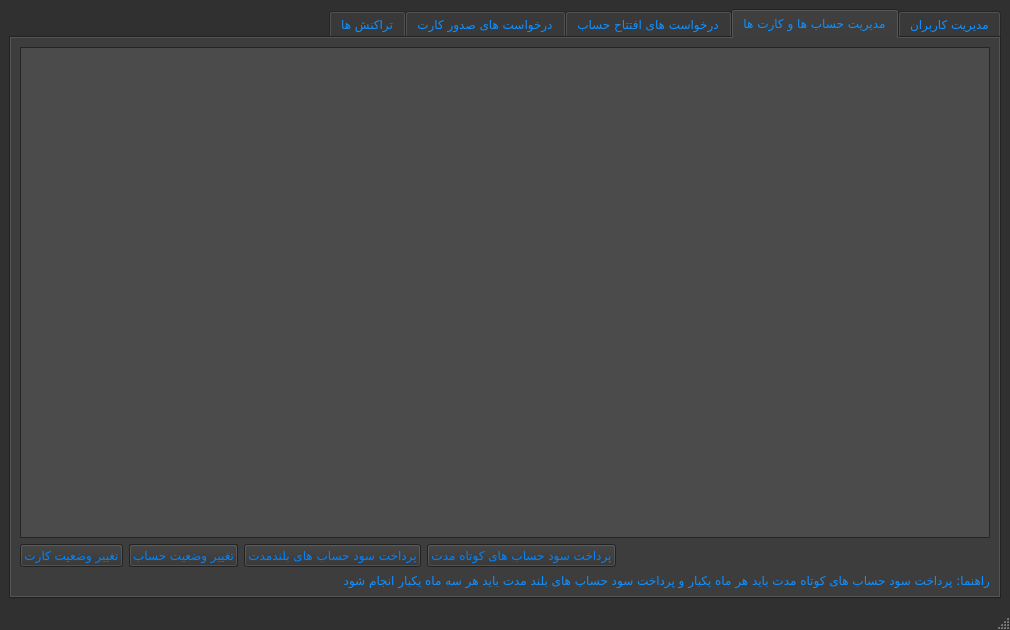
This is adminpanel.ui in iliya-slpr/ap_project as Qt 5 draws it before an edit. The edited form follows.
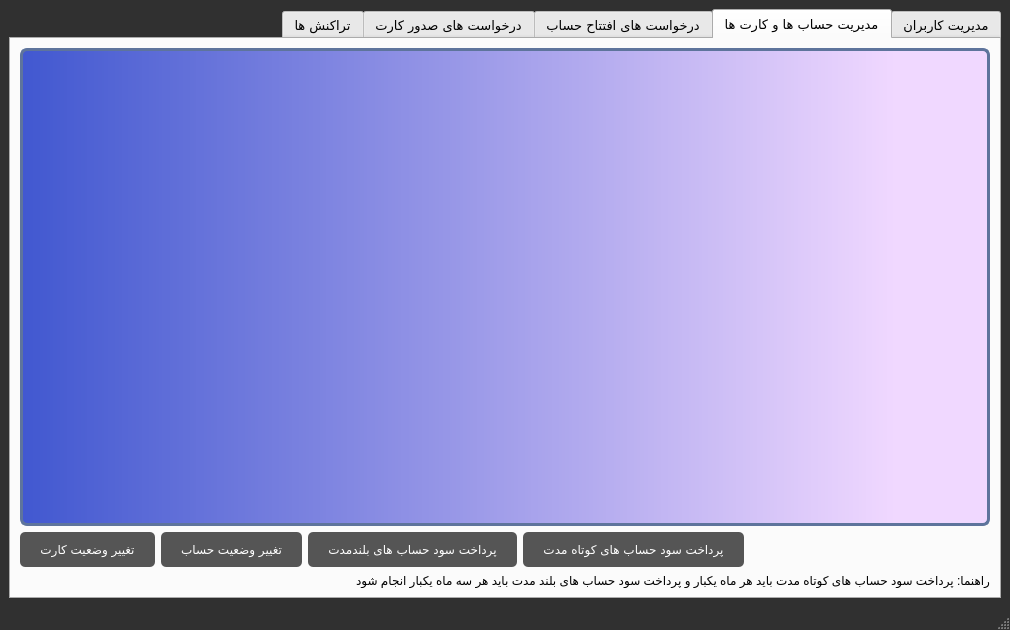
This is the edited form. The open tabs and pages were chosen to show the change. Icons and pictures are not drawn.

Commit message: Styleshit upgraded , account table bug fixed

```diff
--- a/adminpanel.ui
+++ b/adminpanel.ui
@@ -641,9 +641,35 @@
         </disabled>
        </palette>
       </property>
+      <property name="font">
+       <font>
+        <family>B Yekan</family>
+        <pointsize>10</pointsize>
+       </font>
+      </property>
       <property name="layoutDirection">
        <enum>Qt::RightToLeft</enum>
       </property>
+      <property name="styleSheet">
+       <string notr="true">QTableView {border: 3px solid #5E749C;text-align: top;padding: 4px;border-radius: 7px;border-bottom-left-radius: 7px;background: QLinearGradient( x1: 0, y1: 0, x2: 1, y2: 0,stop: 0 #4158d0, stop: 1 #4158d0,stop: 0.9 rgb(240, 216, 255) ,stop: 1 rgb(240, 216, 255));width: 15px;}
+QTableView::item:focus{background-color: #555;color:white;border-bottom:2px solid red;}QTableView::item{padding:10px;text-align:center;border:1px solid blue; border-right:none;border-left:none}QTableView::item:hover{background-color: #777;color:white;}
+QHeaderView {
+    line-height: 1.4;
+    background-color: #002933;
+    border-radius:7px;
+
+}
+QHeaderView::section {
+    font-size: 15px;
+padding:10px;
+    color: #fff;
+    line-height: 1.4;
+    text-transform: uppercase;
+    background-color: #002933;
+border-radius:7px;
+
+}</string>
+      </property>
       <property name="tabPosition">
        <enum>QTabWidget::North</enum>
       </property>
@@ -710,7 +736,37 @@
        </attribute>
        <layout class="QVBoxLayout" name="verticalLayout">
         <item>
-         <widget class="QTableWidget" name="managementTable"/>
+         <widget class="QTableWidget" name="managementTable">
+          <property name="font">
+           <font>
+            <family>B Yekan</family>
+            <pointsize>10</pointsize>
+           </font>
+          </property>
+          <property name="styleSheet">
+           <string notr="true">QTableView {border: 3px solid #5E749C;text-align: top;padding: 4px;border-radius: 7px;border-bottom-left-radius: 7px;background: QLinearGradient( x1: 0, y1: 0, x2: 1, y2: 0,stop: 0 #4158d0, stop: 1 #4158d0,stop: 0.9 rgb(240, 216, 255) ,stop: 1 rgb(240, 216, 255));width: 15px;}
+QTableView::item:focus{background-color: #555;color:white;border-bottom:2px solid red;}QTableView::item{text-align:center;border:1px solid blue; border-right:none;border-left:none}QTableView::item:hover{background-color: #777;color:white;}
+QHeaderView {
+    line-height: 1.4;
+    background-color: #002933;
+    border-radius:7px;
+}
+QHeaderView::section {
+    font-size: 15px;
+padding:10px;
+    color: #fff;
+    line-height: 1.4;
+    text-transform: uppercase;
+    background-color: #002933;
+border-radius:7px;
+font-family:B Yekan
+
+}</string>
+          </property>
+          <property name="showGrid">
+           <bool>false</bool>
+          </property>
+         </widget>
         </item>
         <item>
          <layout class="QHBoxLayout" name="horizontalLayout_4">
@@ -729,6 +785,23 @@
           </item>
           <item>
            <widget class="QPushButton" name="shortAccountBtn">
+            <property name="font">
+             <font>
+              <family>B Yekan</family>
+             </font>
+            </property>
+            <property name="cursor">
+             <cursorShape>PointingHandCursor</cursorShape>
+            </property>
+            <property name="styleSheet">
+             <string notr="true">QPushButton {background-color:#555; border-radius: 5px; color: white; padding:10px 20px 10px 20px;}
+QPushButton:hover
+{
+  background-color:#777;
+border:1px solid #333
+}
+</string>
+            </property>
             <property name="text">
              <string>پرداخت سود حساب های کوتاه مدت</string>
             </property>
@@ -736,6 +809,23 @@
           </item>
           <item>
            <widget class="QPushButton" name="longAccountBtn">
+            <property name="font">
+             <font>
+              <family>B Yekan</family>
+             </font>
+            </property>
+            <property name="cursor">
+             <cursorShape>PointingHandCursor</cursorShape>
+            </property>
+            <property name="styleSheet">
+             <string notr="true">QPushButton {background-color:#555; border-radius: 5px; color: white; padding:10px 20px 10px 20px;}
+QPushButton:hover
+{
+  background-color:#777;
+border:1px solid #333
+}
+</string>
+            </property>
             <property name="text">
              <string>پرداخت سود حساب های بلندمدت</string>
             </property>
@@ -743,8 +833,25 @@
           </item>
           <item>
            <widget class="QPushButton" name="changeStatusBtn">
+            <property name="font">
+             <font>
+              <family>B Yekan</family>
+             </font>
+            </property>
+            <property name="cursor">
+             <cursorShape>PointingHandCursor</cursorShape>
+            </property>
             <property name="autoFillBackground">
-             <bool>true</bool>
+             <bool>false</bool>
+            </property>
+            <property name="styleSheet">
+             <string notr="true">QPushButton {background-color:#555; border-radius: 5px; color: white; padding:10px 20px 10px 20px;}
+QPushButton:hover
+{
+  background-color:#777;
+border:1px solid #333
+}
+</string>
             </property>
             <property name="text">
              <string>تغییر وضعیت حساب</string>
@@ -753,6 +860,23 @@
           </item>
           <item>
            <widget class="QPushButton" name="changeCardStatusBtn">
+            <property name="font">
+             <font>
+              <family>B Yekan</family>
+             </font>
+            </property>
+            <property name="cursor">
+             <cursorShape>PointingHandCursor</cursorShape>
+            </property>
+            <property name="styleSheet">
+             <string notr="true">QPushButton {background-color:#555; border-radius: 5px; color: white; padding:10px 20px 10px 20px;}
+QPushButton:hover
+{
+  background-color:#777;
+border:1px solid #333
+}
+</string>
+            </property>
             <property name="text">
              <string>تغییر وضعیت کارت</string>
             </property>
```
Left out of the diff: 211 changed lines with no effect on the pictures. The commit also changes 4 other files.
